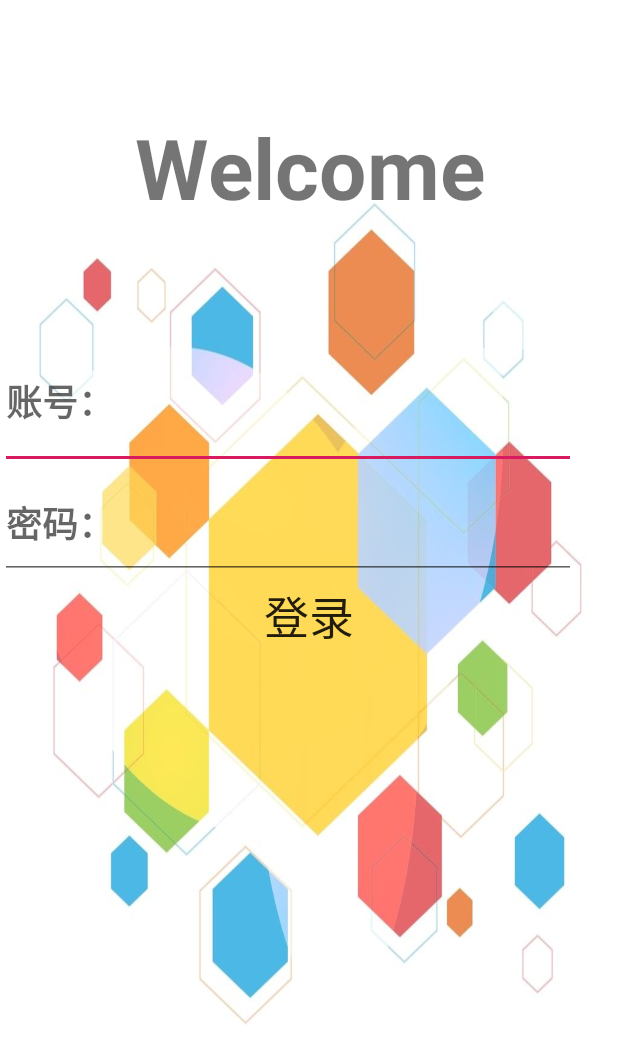
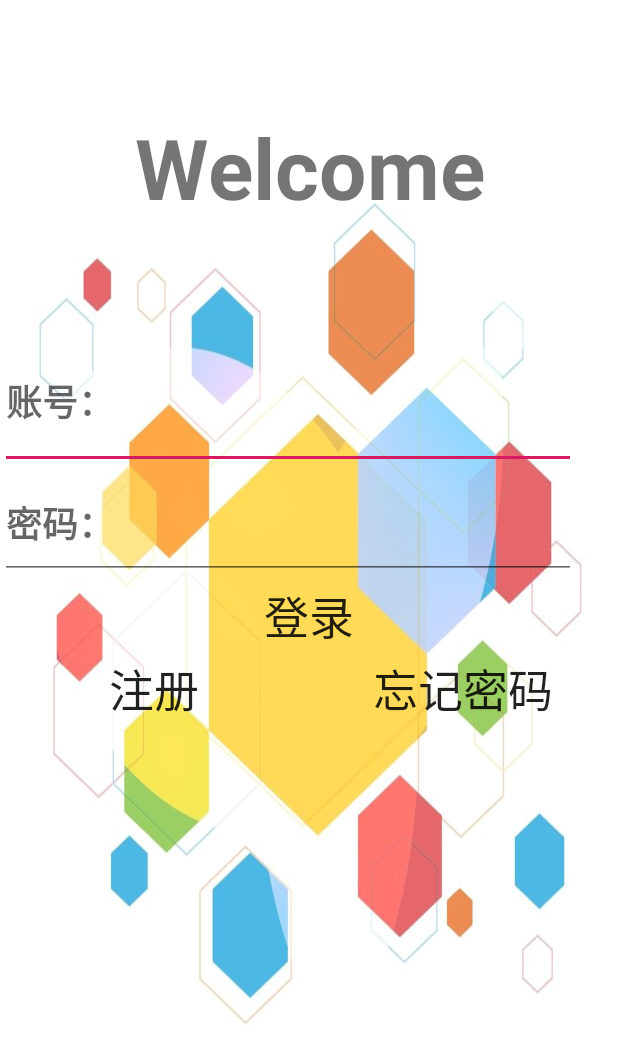
Before and after one commit to kitkatlc/SubjectManager, an Android app: the layout activity_login.xml on its own in the app's theme, with its tools: preview values and no code run, on a phone screen of 412 x 824 dp. Shown: the top 1063 px of the screen. Run offline under Robolectric (Android 15) with nearby library versions, the phone set to English and light mode, and no system bars.

Commit message:
注册界面&找回密码界面

```diff
--- a/app/src/main/res/layout/activity_login.xml
+++ b/app/src/main/res/layout/activity_login.xml
@@ -36,9 +36,8 @@
         android:textStyle="bold"
         tools:layout_editor_absoluteX="0dp"
         tools:layout_editor_absoluteY="278dp" />
-
     <Button
-        android:id="@+id/Button"
+    android:id="@+id/Login"
     android:layout_width="wrap_content"
     android:layout_height="49dp"
     android:layout_centerInparent="true"
@@ -48,4 +47,35 @@
     android:textSize="30sp"
     tools:layout_editor_absoluteX="148dp"
     tools:layout_editor_absoluteY="395dp" />
+    <LinearLayout
+        android:layout_width="match_parent"
+        android:layout_height="wrap_content"
+        android:orientation="horizontal">
+        <Button
+            android:id="@+id/Regite"
+            android:layout_width="0dp"
+            android:layout_height="wrap_content"
+            android:layout_weight="1"
+            android:layout_centerInparent="true"
+            android:layout_gravity="center_horizontal"
+            android:background="#00000000"
+            android:text="注册"
+            android:textSize="30sp"
+            tools:layout_editor_absoluteX="148dp"
+            tools:layout_editor_absoluteY="395dp" />
+
+        <Button
+            android:id="@+id/Find"
+            android:layout_width="0dp"
+            android:layout_weight="1"
+            android:layout_height="wrap_content"
+            android:layout_centerInparent="true"
+            android:layout_gravity="center"
+            android:background="#00000000"
+            android:text="忘记密码"
+            android:textSize="30sp"
+            tools:layout_editor_absoluteX="148dp"
+            tools:layout_editor_absoluteY="395dp" />
     </LinearLayout>
+
+</LinearLayout>
```
Also changed, not shown: app/src/main/res/layout/findpassword_layout.xml (added, +40 -0 lines), app/src/main/res/layout/register_layout.xml (added, +50 -0 lines). Lines whose indentation alone changed are shown as unchanged.
